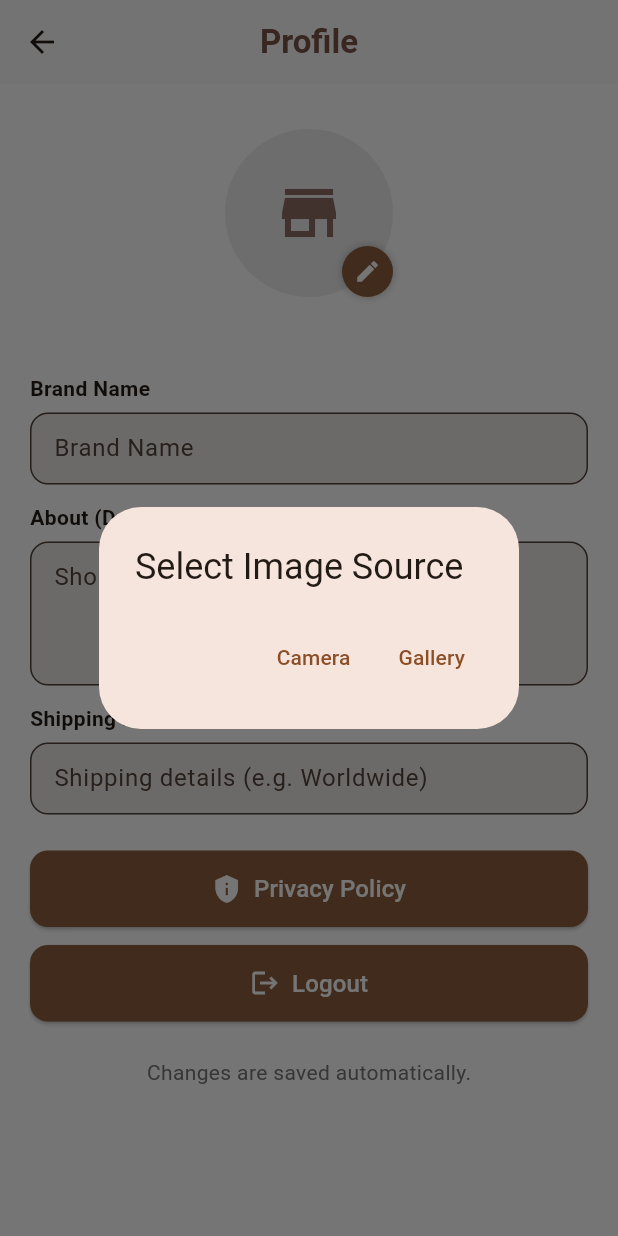
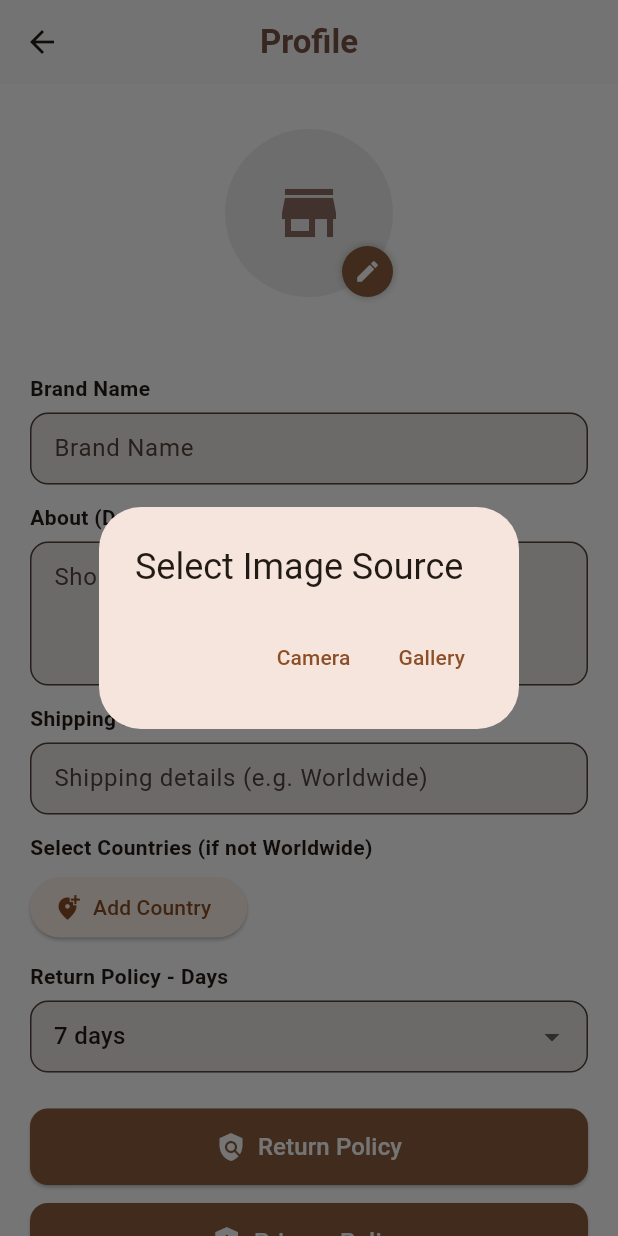
Before and after one commit to teebz2618/Mawqif-flutterapp, a Flutter app: the BrandProfileScreen screen opened directly, after a tap on the "edit" icon, on a phone screen of 412 x 824 dp. Run offline on Flutter 3.47's test engine with Material 3 defaults, Android fonts, the phone set to English and light mode, and no system bars; drawn by our look-alikes of overlay_support; our stand-ins replace carousel_slider, cloud_firestore, country_picker, firebase_auth, firebase_core, firebase_messaging and 13 more; missing offline and left inert: firebase_app_check; accounts and stored records are empty.

Commit message:
Brand profile updated

```diff
--- a/lib/screens/brand/brand_profile/brand_profile.dart
+++ b/lib/screens/brand/brand_profile/brand_profile.dart
@@ -6,8 +6,10 @@ import 'package:firebase_storage/firebase_storage.dart';
 import 'package:flutter/material.dart';
 import 'package:get/get.dart';
 import 'package:image_picker/image_picker.dart';
+import 'package:mawqif/screens/brand/brand_profile/return_policy.dart';
 import '../../../constants/app_colors.dart';
 import '../../user/profile/privacy_policy.dart';
+import 'package:country_picker/country_picker.dart';
 
 class BrandProfileScreen extends StatefulWidget {
   const BrandProfileScreen({super.key});
@@ -35,12 +37,18 @@ class _BrandProfileScreenState extends State<BrandProfileScreen> {
   String _logoUrl = '';
   bool _loading = true;
   bool _uploadingImage = false;
+  int _returnDays = 7;
 
   @override
   void initState() {
     super.initState();
     _initBrandListener();
     _attachTextListeners();
+
+    _nameController.addListener(() {
+      setState(() {});
+    });
+
     // Attach listener for shipping updates
     _shippingController.addListener(() {
       _shipDebounce?.cancel();
@@ -99,10 +107,11 @@ class _BrandProfileScreenState extends State<BrandProfileScreen> {
           } else if (remoteShipRaw is List) {
             remoteShip = remoteShipRaw.map((e) => e.toString()).toList();
           }
-
-          final remoteShipStr = remoteShip.join(", ");
-          if (_shippingController.text != remoteShipStr) {
-            _shippingController.text = remoteShipStr;
+          final remoteDays = data['returnDays'];
+          if (remoteDays != null &&
+              remoteDays is int &&
+              remoteDays != _returnDays) {
+            setState(() => _returnDays = remoteDays);
           }
         }
 
@@ -390,9 +399,97 @@ class _BrandProfileScreenState extends State<BrandProfileScreen> {
                 ),
               ),
             ),
+            const SizedBox(height: 12),
+            _buildLabel('Select Countries (if not Worldwide)'),
+            Align(
+              alignment: Alignment.centerLeft,
+              child: ElevatedButton.icon(
+                onPressed: () {
+                  showCountryPicker(
+                    context: context,
+                    showPhoneCode: false,
+                    onSelect: (country) {
+                      final current =
+                          _shippingController.text
+                              .split(',')
+                              .map((e) => e.trim())
+                              .where((e) => e.isNotEmpty)
+                              .toList();
+                      if (!current.contains(country.name)) {
+                        current.add(country.name);
+                        _shippingController.text = current.join(', ');
+                      }
+                    },
+                  );
+                },
+                icon: const Icon(Icons.add_location_alt),
+                label: const Text("Add Country"),
+              ),
+            ),
+
+            const SizedBox(height: 12),
+            _buildLabel('Return Policy - Days'),
+            DropdownButtonFormField<int>(
+              value: _returnDays,
+              decoration: InputDecoration(
+                filled: true,
+                fillColor: brown20,
+                border: OutlineInputBorder(
+                  borderRadius: BorderRadius.circular(12),
+                ),
+                contentPadding: const EdgeInsets.symmetric(
+                  horizontal: 12,
+                  vertical: 10,
+                ),
+              ),
+              items:
+                  [7, 14, 30, 60, 90]
+                      .map(
+                        (e) =>
+                            DropdownMenuItem(value: e, child: Text('$e days')),
+                      )
+                      .toList(),
+              onChanged: (val) {
+                if (val == null) return;
+                setState(() => _returnDays = val);
+                final brandName =
+                    _nameController.text.trim().isEmpty
+                        ? "Your Brand"
+                        : _nameController.text.trim();
+                final policyText =
+                    "All products from $brandName can be returned within $val days of delivery. Please ensure items are unused and in original packaging. Refunds will be processed after inspection.";
+                _updateField('returnDays', val);
+                _updateField('returnPolicy', policyText);
+              },
+            ),
 
             const SizedBox(height: 24),
-
+            SizedBox(
+              width: double.infinity,
+              child: ElevatedButton.icon(
+                style: ElevatedButton.styleFrom(
+                  backgroundColor: primaryBrown,
+                  padding: const EdgeInsets.symmetric(vertical: 14),
+                  shape: RoundedRectangleBorder(
+                    borderRadius: BorderRadius.circular(12),
+                  ),
+                ),
+                onPressed: () {
+                  Navigator.push(
+                    context,
+                    MaterialPageRoute(
+                      builder: (_) => const ReturnPolicyScreen(),
+                    ),
+                  );
+                },
+                icon: const Icon(Icons.policy, size: 20, color: Colors.white),
+                label: const Text(
+                  'Return Policy',
+                  style: TextStyle(fontSize: 16, color: Colors.white),
+                ),
+              ),
+            ),
+            const SizedBox(height: 12),
             // Action buttons
             Column(
               children: [
@@ -482,7 +579,7 @@ class _BrandProfileScreenState extends State<BrandProfileScreen> {
                     ),
                   ),
                 ),
-                const SizedBox(height: 24),
+                const SizedBox(height: 20),
 
                 // Small hint text
                 Text(
--- a/pubspec.yaml
+++ b/pubspec.yaml
@@ -35,6 +35,7 @@ dependencies:
   # The following adds the Cupertino Icons font to your application.
   # Use with the CupertinoIcons class for iOS style icons.
   cupertino_icons: ^1.0.8
+
 
 dev_dependencies:
   flutter_test:
```
Also changed, not shown: lib/screens/brand/brand_profile/return_policy.dart (added, +135 -0 lines).
